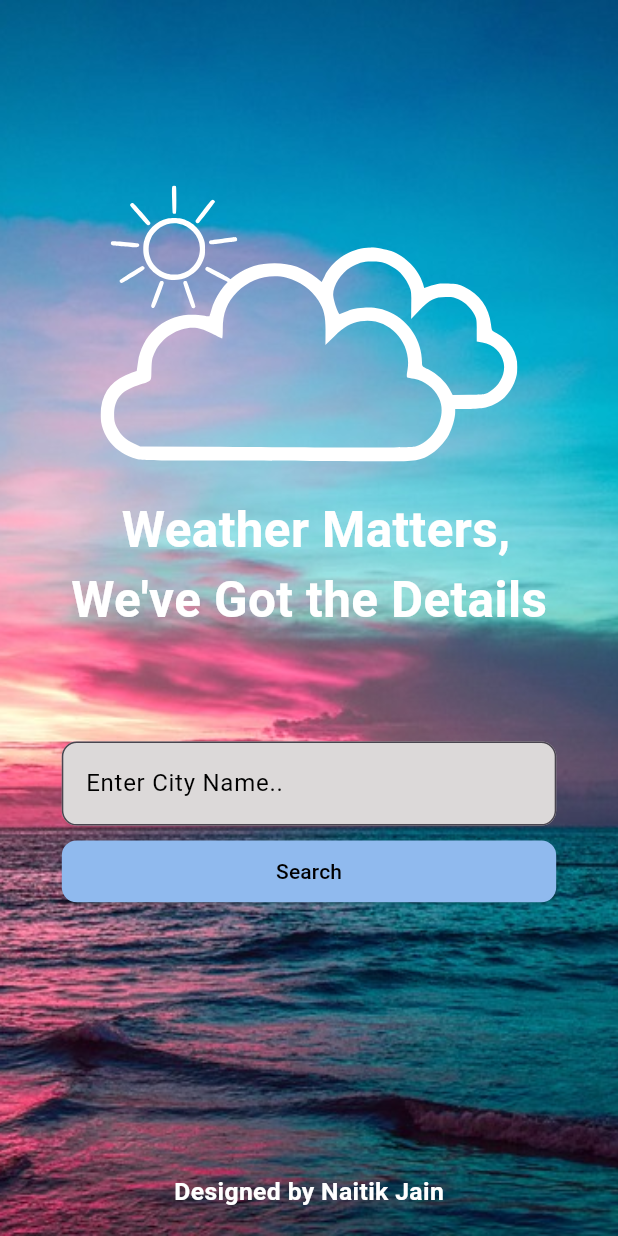
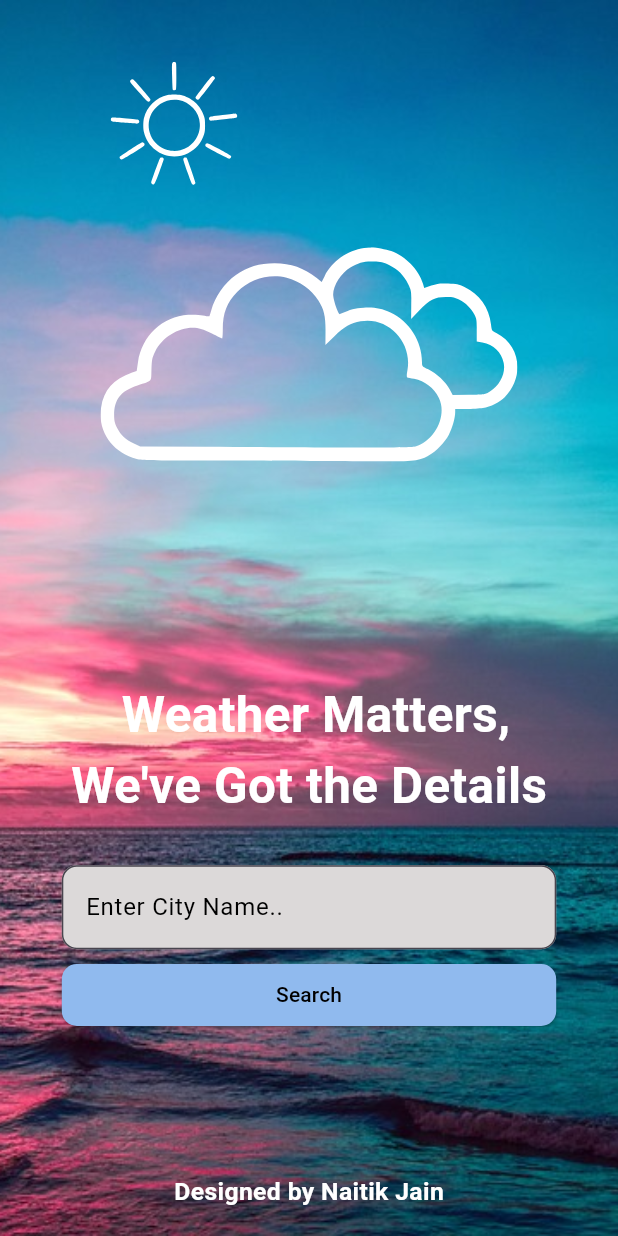
Before and after one commit to ParadoxNJ005/WeatherApp, a Flutter app: the screen it shows after launch, on a phone screen of 412 x 824 dp. Run offline on Flutter 3.47's test engine with Material 3 defaults, Android fonts, the phone set to English and light mode, and no system bars; our stand-ins replace flutter_secure_storage, flutter_svg, lottie.

Commit message:
bug fixed responsiveness splash screen

```diff
--- a/lib/screens/SplashScreen.dart
+++ b/lib/screens/SplashScreen.dart
@@ -67,7 +67,7 @@ class _SplashScreenState extends State<SplashScreen> {
             children: [
               //------------------------------Text(Quote)----------------------------------------//
               Positioned(
-                top: mq.height * 0.4,
+                top: mq.height * 0.55,
                 child: Text(
                   '    Weather Matters,\nWe\'ve Got the Details',
                   style: TextStyle(
@@ -88,7 +88,7 @@ class _SplashScreenState extends State<SplashScreen> {
               ),
               //------------------------------sun svg-------------------------------------------//
               Positioned(
-                top: mq.height * 0.15,
+                top: mq.height * 0.05,
                 child: Padding(
                   padding: EdgeInsets.only(right: 180),
                   child: SvgPicture.asset(
@@ -113,7 +113,7 @@ class _SplashScreenState extends State<SplashScreen> {
 
               //-------------------------------------Text Form Field(Enter City)-----------------------//
               Positioned(
-                top: mq.height * 0.6,
+                top: mq.height * 0.7,
                 child: Container(
                   width: mq.width * 0.8,
                   height: mq.height * 0.07,
@@ -151,7 +151,7 @@ class _SplashScreenState extends State<SplashScreen> {
 
               //----------------------------------------Submit Button------------------------------//
               Positioned(
-                top: mq.height * 0.68,
+                top: mq.height * 0.78,
                 child: Container(
                   width: mq.width * .8,
                   height: mq.height * 0.05,
```
